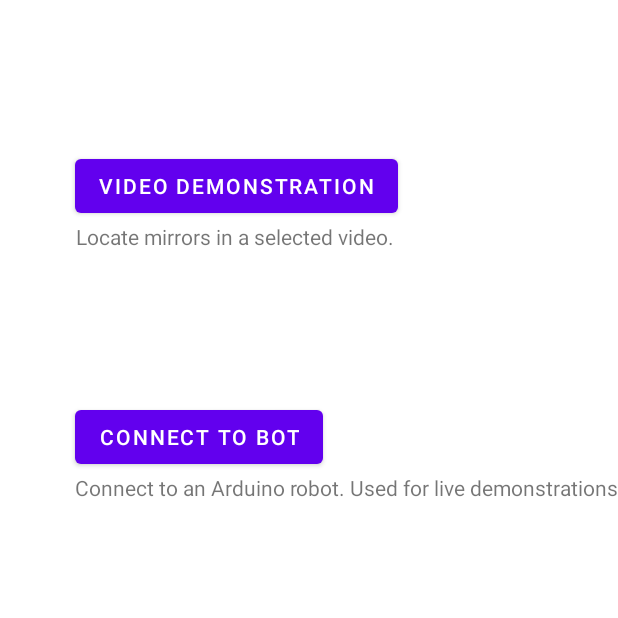
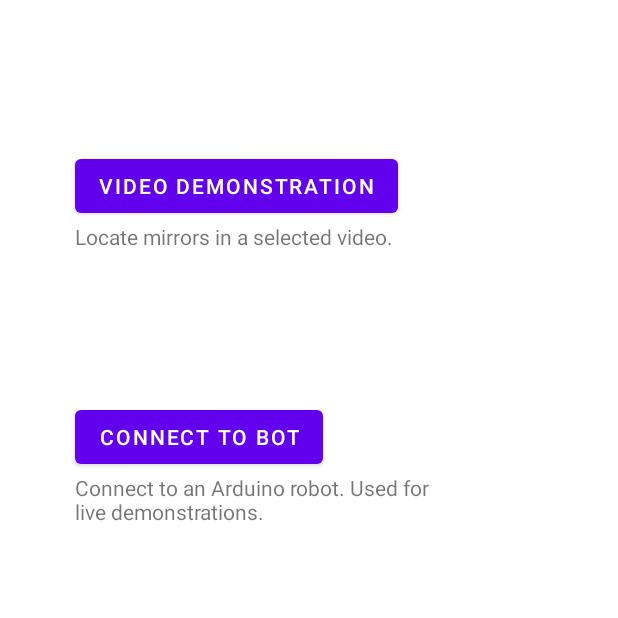
Before and after one commit to juuuleees/CMSC200-Thesis, an Android app: the screen it shows after launch (MainActivity), on a phone screen of 412 x 824 dp, the top half of it. Run offline under Robolectric (Android 15) with nearby library versions, the phone set to English and light mode, and no system bars.

Commit message:
Added/edited/removed files.

```diff
--- a/code/Narcissa/app/src/main/java/com/example/narcissa/MainActivity.java
+++ b/code/Narcissa/app/src/main/java/com/example/narcissa/MainActivity.java
@@ -1,22 +1,41 @@
+// Github token: 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
+// Expires 8/19/2022
+
+// Specialized thesis token: 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
+// Expires 7/20/2022
+
 package com.example.narcissa;
 
+import android.content.res.Configuration;
 import android.os.Bundle;
 
 import androidx.appcompat.app.AppCompatActivity;
 
-import androidx.navigation.ui.AppBarConfiguration;
-
-import com.example.narcissa.databinding.ActivityMainBinding;
+import androidx.fragment.app.FragmentManager;
+import androidx.fragment.app.FragmentTransaction;
 
 public class MainActivity extends AppCompatActivity {
-
-    private AppBarConfiguration appBarConfiguration;
-    private ActivityMainBinding binding;
 
     @Override
     protected void onCreate(Bundle savedInstanceState) {
         super.onCreate(savedInstanceState);
-        setContentView(R.layout.activity_main);
+        Configuration config = getResources().getConfiguration();
+
+//        Adjust to device orientation
+//        NOTE: use getSupportFragmentManager() for androidx.fragment
+        FragmentManager fragmentManager = getSupportFragmentManager();
+        FragmentTransaction fragmentTransaction = fragmentManager.beginTransaction();
+
+        if (config.orientation == Configuration.ORIENTATION_LANDSCAPE) {
+            // landscape mode
+            Landscape_Frag landscape_orientation = new Landscape_Frag();
+            fragmentTransaction.replace(android.R.id.content, landscape_orientation);
+
+        } else {
+            // portrait mode
+            Portrait_Frag portrait_orientation = new Portrait_Frag();
+            fragmentTransaction.replace(android.R.id.content, portrait_orientation);
+        }
+        fragmentTransaction.commit();
     }
-
 }
--- /dev/null
+++ b/code/Narcissa/app/src/main/java/com/example/narcissa/Portrait_Frag.java
@@ -0,0 +1,51 @@
+package com.example.narcissa;
+
+import android.content.Intent;
+import android.os.Bundle;
+
+import androidx.fragment.app.Fragment;
+
+import android.view.LayoutInflater;
+import android.view.View;
+import android.view.ViewGroup;
+import android.widget.Button;
+
+public class Portrait_Frag extends Fragment implements View.OnClickListener {
+
+    private Button video_demo;
+
+    public Portrait_Frag() {
+        // Required empty public constructor
+    }
+
+    @Override
+    public void onCreate(Bundle savedInstanceState) {
+        super.onCreate(savedInstanceState);
+    }
+
+    @Override
+    public View onCreateView(LayoutInflater inflater, ViewGroup container,
+                             Bundle savedInstanceState) {
+        // Inflate the layout for this fragment
+        View video_demo_view = inflater.inflate(R.layout.portrait_frag, container, false);
+//        Remember that findViewById() needs to be attached to the view na gagamitin mo
+        video_demo = (Button)video_demo_view.findViewById(R.id.vid_demo);
+        video_demo.setOnClickListener(this);
+
+        return video_demo_view;
+    }
+
+    @Override
+    public void onClick(View v) {
+        access_video_demo(v);
+    }
+
+    public void access_video_demo(View view) {
+//        getActivity() gets the the activity that the fragment's connected to
+        Intent intent = new Intent(getActivity(), VideoDemonstrations.class);
+        startActivity(intent);
+    }
+
+
+
+}
--- /dev/null
+++ b/code/Narcissa/app/src/main/java/com/example/narcissa/Worklog.txt
@@ -0,0 +1,5 @@
+6/18/2022
+Added:
+= landscape and portrait fragments
+In progress:
+= video demonstrations
--- a/code/Narcissa/app/src/main/res/layout/activity_main.xml
+++ b/code/Narcissa/app/src/main/res/layout/activity_main.xml
@@ -4,38 +4,16 @@
     android:orientation="vertical"
     xmlns:android="http://schemas.android.com/apk/res/android">
 
-    <Button
-        android:id="@+id/vid_demo"
-        android:layout_width="wrap_content"
-        android:layout_height="wrap_content"
-        android:text="@string/vid_demo"
-        android:textAlignment="center"
-        android:translationX="50dp"
-        android:translationY="100dp" />
+    <androidx.fragment.app.FragmentContainerView
+        android:id="@+id/portrait_orientation"
+        android:layout_weight="1"
+        android:layout_width="match_parent"
+        android:layout_height="match_parent"/>
 
-    <TextView
-        android:id="@+id/vid_demo_desc"
-        android:layout_width="wrap_content"
-        android:layout_height="wrap_content"
-        android:text="@string/vid_demo_desc"
-        android:textAlignment="center"
-        android:translationX="50dp"
-        android:translationY="100dp" />
-
-    <Button
-        android:id="@+id/bot_connect"
-        android:layout_width="wrap_content"
-        android:layout_height="wrap_content"
-        android:text="@string/bot_connect"
-        android:translationX="50dp"
-        android:translationY="200dp" />
-
-    <TextView
-        android:id="@+id/bot_connect_desc"
-        android:layout_width="wrap_content"
-        android:layout_height="wrap_content"
-        android:text="@string/bot_connect_desc"
-        android:translationX="50dp"
-        android:translationY="200dp" />
+    <androidx.fragment.app.FragmentContainerView
+        android:id="@+id/landscape_orientation"
+        android:layout_weight="1"
+        android:layout_width="match_parent"
+        android:layout_height="match_parent"/>
 
 </LinearLayout>
--- /dev/null
+++ b/code/Narcissa/app/src/main/res/layout/portrait_frag.xml
@@ -0,0 +1,43 @@
+<?xml version="1.0" encoding="utf-8"?>
+<LinearLayout xmlns:android="http://schemas.android.com/apk/res/android"
+    xmlns:tools="http://schemas.android.com/tools"
+    android:layout_width="match_parent"
+    android:layout_height="match_parent"
+    android:orientation="vertical"
+    tools:context=".Portrait_Frag">
+
+    <Button
+        android:id="@+id/vid_demo"
+        android:layout_width="wrap_content"
+        android:layout_height="wrap_content"
+        android:text="@string/vid_demo"
+        android:textAlignment="center"
+        android:translationX="50dp"
+        android:translationY="100dp" />
+
+    <TextView
+        android:id="@+id/vid_demo_desc"
+        android:layout_width="wrap_content"
+        android:layout_height="wrap_content"
+        android:text="@string/vid_demo_desc"
+        android:translationX="50dp"
+        android:translationY="100dp" />
+
+    <Button
+        android:id="@+id/bot_connect"
+        android:layout_width="wrap_content"
+        android:layout_height="wrap_content"
+        android:text="@string/bot_connect"
+        android:translationX="50dp"
+        android:translationY="200dp" />
+
+    <!-- ToDo: this text should fit in portrait view -->
+    <TextView
+        android:id="@+id/bot_connect_desc"
+        android:layout_width="250dp"
+        android:layout_height="wrap_content"
+        android:text="@string/bot_connect_desc"
+        android:translationX="50dp"
+        android:translationY="200dp" />
+
+</LinearLayout>
--- a/code/Narcissa/app/src/main/res/values/strings.xml
+++ b/code/Narcissa/app/src/main/res/values/strings.xml
@@ -1,11 +1,13 @@
 <resources>
     <string name="app_name">Narcissa</string>
     <string name="action_settings">Settings</string>
-<!--    Button label strings -->
+    <!--    Button label strings -->
     <string name="vid_demo">Video demonstration</string>
     <string name="bot_connect">Connect to bot</string>
 
-<!--    Explanation paragraphs? -->
+    <!--    Explanation paragraphs? -->
     <string name="vid_demo_desc">Locate mirrors in a selected video.</string>
     <string name="bot_connect_desc">Connect to an Arduino robot. Used for live demonstrations.</string>
+    <!-- TODO: Remove or change this placeholder text -->
+    <string name="hello_blank_fragment">Hello blank fragment</string>
 </resources>
```
Also changed, not shown: code/Narcissa/app/src/main/AndroidManifest.xml (+13 -4 lines), code/Narcissa/app/src/main/java/com/example/narcissa/Landscape_Frag.java (added, +50 -0 lines), code/Narcissa/app/src/main/java/com/example/narcissa/VideoDemonstrations.java (added, +14 -0 lines), code/Narcissa/app/src/main/res/layout/landscape_frag.xml (added, +42 -0 lines), code/Narcissa/app/src/main/res/layout/video_demonstrations.xml (added, +9 -0 lines).
